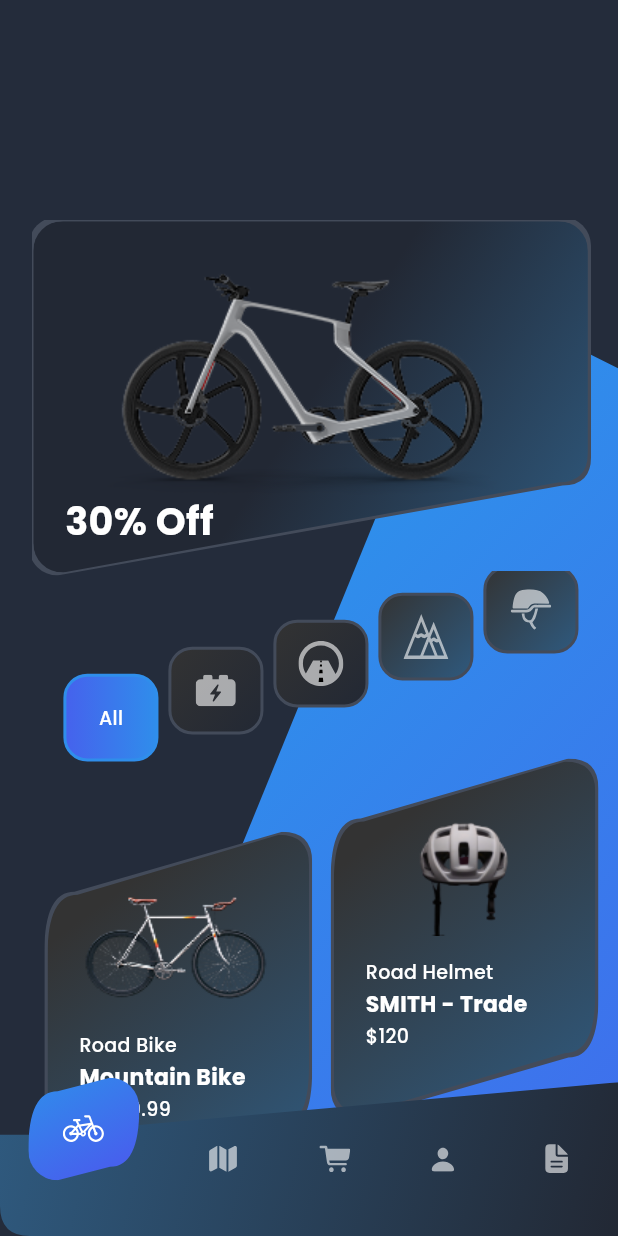
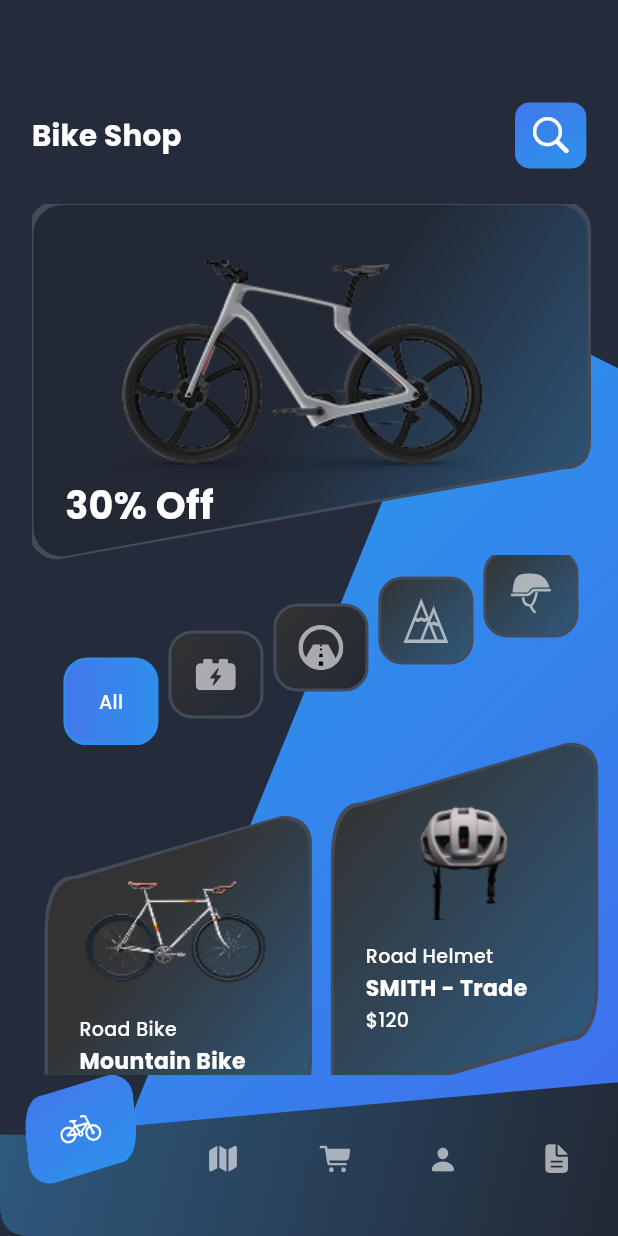
Before and after one commit to cshazem1/online_bike_shopping_app, a Flutter app: the screen it shows after launch, on a phone screen of 412 x 824 dp. Run offline on Flutter 3.47's test engine with Material 3 defaults, Android fonts, the phone set to English and light mode, and no system bars; our stand-ins replace flutter_screenutil, flutter_svg, google_fonts.

Commit message:
Finished app bar

```diff
--- a/lib/core/app_colors.dart
+++ b/lib/core/app_colors.dart
@@ -2,7 +2,9 @@ import 'package:flutter/material.dart';
 
 class AppColors {
   static Color darkBlue = const Color(0xFF242C3B);
+  static Color white1 = const Color(0xFFFAFEFF);
   static Color lightBlue = const Color(0xFF2F8EEB);
+  static Color lightBlue1 = const Color(0xFF4477EC);
   static Color lightBlue2 = const Color(0xFF4661ED);
   static Color darkBlueCard = const Color(0xFF333333);
   static Color darkBlueCard2 = const Color(0xFF222834);
--- a/lib/core/app_styles.dart
+++ b/lib/core/app_styles.dart
@@ -9,6 +9,11 @@ class AppStyles {
   static TextStyle descriptionStyle =  GoogleFonts.poppins(
     color: AppColors.white,
     fontSize: 15.sp,
+    fontWeight: FontWeight.w700,
+  );
+  static TextStyle appBarStyle =  GoogleFonts.poppins(
+    color: AppColors.white,
+    fontSize: 20.sp,
     fontWeight: FontWeight.w700,
   );
   static TextStyle titleStyle =  GoogleFonts.poppins(
--- a/lib/home/screens/home_screen.dart
+++ b/lib/home/screens/home_screen.dart
@@ -7,10 +7,13 @@ import 'package:online_bike_shopping_app/core/app_styles.dart';
 import '../../core/app_colors.dart';
 import '../../core/assets.dart';
 import '../widgets/back_ground_shape_widget.dart';
+import '../widgets/custom_app_bar.dart';
 import '../widgets/custom_card_item.dart';
 import '../widgets/custom_category_widget.dart';
 import '../widgets/custom_list_view.dart';
+import '../widgets/custom_nav_bar.dart';
 import '../widgets/custom_slider_widget.dart';
+import '../widgets/icon_selector_row.dart' hide BottomSlantedClipperWithRadiusNB;
 
 class HomeScreen extends StatelessWidget {
   const HomeScreen({super.key});
@@ -18,23 +21,30 @@ class HomeScreen extends StatelessWidget {
   @override
   Widget build(BuildContext context) {
     return Scaffold(
+
       backgroundColor: AppColors.darkBlue,
       body: Stack(
         alignment: Alignment.center,
         children: [
           Positioned(top: 200.h, child: BackgroundShape()),
           Positioned(
-            top: 150.h,
+            top:70.h,
             left: 0,
             child: Padding(
               padding: EdgeInsets.only(left: 20.w, right: 30.w),
               child: SizedBox(
                 width: MediaQuery.of(context).size.width,
                 height: MediaQuery.of(context).size.height - 180.h,
+                child: Column(
+                  children: [
+                    CustomAppBar(),
+                    24.verticalSpace,
+                    Expanded(
                       child: SingleChildScrollView(
                         child: Column(
                           crossAxisAlignment: CrossAxisAlignment.start,
                           children: [
+
                             CustomSliderWidget(),
                             CustomCategoryWidget(),
                             CustomListView(),
@@ -42,155 +52,18 @@ class HomeScreen extends StatelessWidget {
                         ),
                       ),
                     ),
+                  ],
+                ),
+              ),
             ),
           ),
           Positioned(
             bottom: 0.h,
             left: 0.w,
-            child: SizedBox(
-              width: MediaQuery.of(context).size.width,
-              height: 105.h,
-              child: Stack(
-                children: [
-                  ClipPath(
-                    clipper: BottomSlantedClipperWithRadius(),
-                    child: Container(
-                      width: MediaQuery.of(context).size.width,
-                      height: 105.h,
-                      decoration: BoxDecoration(
-                        gradient: LinearGradient(
-                          transform: GradientRotation(3.14),
-                          colors: [
-                            AppColors.darkBlueCard2,
-                            AppColors.lightBlueCard,
-                          ],
-                          begin: Alignment.topLeft,
-                          end: Alignment.bottomRight,
-                        ),
-                      ),
-                    ),
-                  ),
-                  IconSelectorRow(),
-                ],
-              ),
-            ),
+            child: CustomNavBar(),
           ),
         ],
       ),
     );
   }
 }
-
-class IconSelectorRow extends StatefulWidget {
-  const IconSelectorRow({super.key});
-
-  @override
-  State<IconSelectorRow> createState() => _IconSelectorRowState();
-}
-
-class _IconSelectorRowState extends State<IconSelectorRow> {
-  int selectedIndex = 0;
-
-  final List<String> icons = [
-    Assets.bicycle,
-    Assets.map,
-    Assets.cart,
-    Assets.person,
-    Assets.doc,
-  ];
-
-  @override
-  Widget build(BuildContext context) {
-    return Row(
-      mainAxisAlignment: MainAxisAlignment.spaceAround,
-      children: List.generate(icons.length, (index) {
-        final isSelected = selectedIndex == index;
-
-        return GestureDetector(
-          onTap: () {
-            setState(() {
-              selectedIndex = index;
-            });
-          },
-          child: isSelected
-              ? Transform.translate(
-                  offset: const Offset(0, -20),
-                  child: ClipPath(
-                    clipper: CustomClipperItem(slant: 9, radius: 20.r),
-                    child: Container(
-                      height: 70.h,
-                      width: 70.w,
-                      decoration: BoxDecoration(
-                        gradient: LinearGradient(
-                          colors: [
-                            AppColors.lightBlue,
-                            AppColors.lightBlue2,
-                          ],
-                          begin: Alignment.topLeft,
-                          end: Alignment.bottomCenter,
-                        ),
-                        borderRadius: BorderRadius.circular(20.r),
-                      ),
-                      child:          SizedBox(
-                        height: 30.h,
-                        width: 30.w,
-                        child: Center(
-                          child: SvgPicture.asset(
-                            icons[index],
-                            color: Colors.white,
-                          ),
-                        ),
-                      ),
-                    ),
-                  ),
-                )
-              : Align(
-                  alignment: Alignment.center,
-                  child: Container(
-                    padding: EdgeInsets.all(8),
-                    decoration: BoxDecoration(
-                      color: isSelected
-                          ? Colors.blue.withOpacity(0.2)
-                          : Colors.transparent,
-                      borderRadius: BorderRadius.circular(12),
-                    ),
-                    child: SvgPicture.asset(icons[index]),
-                  ),
-                ),
-        );
-      }),
-    );
-  }
-}
-
-class BottomSlantedClipperWithRadius extends CustomClipper<Path> {
-  final double slant;
-  final double radius;
-
-  BottomSlantedClipperWithRadius({this.slant = 35, this.radius = 20});
-
-  @override
-  Path getClip(Size size) {
-    final path = Path();
-    final double w = size.width;
-    final double h = size.height;
-
-    path.moveTo(0, h - radius);
-    path.quadraticBezierTo(0, h, radius, h);
-
-    path.lineTo(w, h);
-    path.quadraticBezierTo(w, h, w, h);
-
-    path.lineTo(w, radius);
-    path.quadraticBezierTo(w, 0, w, 0);
-
-    path.lineTo(radius, slant);
-    path.quadraticBezierTo(0, slant, 0, slant);
-
-    path.close();
-    return path;
-  }
-
-  @override
-  bool shouldReclip(covariant CustomClipper<Path> oldClipper) => false;
-}
--- a/lib/home/widgets/custom_app_bar.dart
+++ b/lib/home/widgets/custom_app_bar.dart
@@ -1,10 +1,42 @@
 import 'package:flutter/cupertino.dart';
+import 'package:flutter_screenutil/flutter_screenutil.dart';
+
+import '../../core/app_colors.dart';
+import '../../core/app_styles.dart';
 
 class CustomAppBar extends StatelessWidget {
   const CustomAppBar({super.key});
 
   @override
   Widget build(BuildContext context) {
-    return const Placeholder();
+    return  Padding(
+      padding:  EdgeInsets.only(right: 40.w),
+      child: Row(
+        mainAxisAlignment: MainAxisAlignment.spaceBetween,
+        children: [
+          Text(
+            'Bike Shop',
+            style: AppStyles.appBarStyle,
+          ),
+           Container(
+             height: 45.h,
+             width: 45.w,
+             decoration: BoxDecoration(
+               borderRadius: BorderRadius.circular(10.r),
+               gradient: LinearGradient(
+                 colors: [ AppColors.lightBlue1,AppColors.lightBlue,],
+                 begin: Alignment.topLeft,
+                 end: Alignment.bottomCenter,
+               ),
+             ),
+             child: Icon(
+              CupertinoIcons.search,
+              color: AppColors.white1,
+              size: 30,
+                     ),
+           ),
+        ],
+      ),
+    );
   }
 }
--- a/lib/home/widgets/custom_card_item.dart
+++ b/lib/home/widgets/custom_card_item.dart
@@ -5,13 +5,20 @@ import 'package:online_bike_shopping_app/core/assets.dart';
 
 import '../../core/app_colors.dart';
 
-
 class CustomCardItem extends StatelessWidget {
-  const CustomCardItem({super.key,required this.image,required this.title,required this.subtitle,required this.price});
+  const CustomCardItem({
+    super.key,
+    required this.image,
+    required this.title,
+    required this.subtitle,
+    required this.price,
+    this.index = 0,
+  });
   final String image;
   final String title;
   final String subtitle;
   final String price;
+  final int index;
   @override
   Widget build(BuildContext context) {
     return Stack(
@@ -36,20 +43,23 @@ final String price;
             width: 165.w,
             decoration: BoxDecoration(
               color: AppColors.border,
-              boxShadow: [
-
-              ],
+              boxShadow: [],
 
               gradient: LinearGradient(
-                colors: [AppColors.darkBlueCard, AppColors.lightBlueCard],
-                begin: Alignment.topLeft,
+                colors: [ AppColors.darkBlueCard,AppColors.lightBlueCard,],
+                begin: Alignment.topRight,
+                transform: GradientRotation(-0.9),
                 end: Alignment.bottomRight,
-                stops: [0.2, 1.0],
+                stops: [0.3-index, 1.0],
               ),
-
             ),
             child: Padding(
-              padding:  EdgeInsets.only(top:30.h,left: 20.w,right: 20.w,bottom: 18.h),
+              padding: EdgeInsets.only(
+                top: 30.h,
+                left: 20.w,
+                right: 20.w,
+                bottom: 18.h,
+              ),
               child: Column(
                 crossAxisAlignment: CrossAxisAlignment.start,
                 children: [
@@ -58,21 +68,15 @@ final String price;
                     child: SizedBox(
                       width: 121.w,
                       height: 89.h,
-                          child: Image.asset(image, fit: BoxFit.fill))),
+                      child: Image.asset(image, fit: BoxFit.fill),
+                    ),
+                  ),
                   15.verticalSpace,
-                  Text(
-                    title,
-                    style: AppStyles.priceStyle),
+                  Text(title, style: AppStyles.priceStyle),
                   2.verticalSpace,
-                  Text(
-                    subtitle,
-                    style: AppStyles.descriptionStyle,
-                  ),
+                  Text(subtitle, style: AppStyles.descriptionStyle),
                   2.verticalSpace,
-                  Text(
-                    "\$$price",
-                    style: AppStyles.priceStyle,
-                  ),
+                  Text("\$$price", style: AppStyles.priceStyle),
                 ],
               ),
             ),
@@ -82,6 +86,7 @@ final String price;
     );
   }
 }
+
 class CustomClipperItem extends CustomClipper<Path> {
   final double slant;
   final double radius;
@@ -98,13 +103,13 @@ class CustomClipperItem extends CustomClipper<Path> {
     path.quadraticBezierTo(0, h, radius, h);
 
     path.lineTo(w - radius, h - slant);
-    path.quadraticBezierTo(w, h - slant, w, h - slant - radius*2);
+    path.quadraticBezierTo(w, h - slant, w, h - slant - radius * 2);
 
     path.lineTo(w, radius);
     path.quadraticBezierTo(w, 0, w - radius, 0);
 
     path.lineTo(radius, slant);
-    path.quadraticBezierTo(0, slant, 0, slant + radius*2);
+    path.quadraticBezierTo(0, slant, 0, slant + radius * 2);
 
     path.close();
     return path;
--- a/lib/home/widgets/custom_category_widget.dart
+++ b/lib/home/widgets/custom_category_widget.dart
@@ -59,7 +59,7 @@ class _CustomCategoryWidgetState extends State<CustomCategoryWidget> {
                   borderRadius: BorderRadius.circular(16),
                   gradient: isSelected
                       ? LinearGradient(
-                    colors: [AppColors.lightBlue2, AppColors.lightBlue],
+                    colors: [ AppColors.lightBlue1,AppColors.lightBlue,],
                   )
                       : LinearGradient(
                     colors: isFirstGroup
--- a/lib/home/widgets/custom_list_view.dart
+++ b/lib/home/widgets/custom_list_view.dart
@@ -24,7 +24,7 @@ List price = ["1,999.99","120","3000","1,999.99","120","3000",];
           itemBuilder: (context, index) {
             return Transform.translate(
               offset: Offset(0, index.isEven ? 50.h : 0),
-              child:  CustomCardItem(image: images[index],title: title[index],subtitle: subtitle[index],price: price[index],),
+              child:  CustomCardItem(image: images[index],title: title[index],subtitle: subtitle[index],price: price[index],index: index,),
             );
           },
           gridDelegate:  SliverGridDelegateWithFixedCrossAxisCount(
--- /dev/null
+++ b/lib/home/widgets/custom_nav_bar.dart
@@ -0,0 +1,43 @@
+import 'package:flutter/cupertino.dart';
+import 'package:flutter_screenutil/flutter_screenutil.dart';
+
+import '../../core/app_colors.dart';
+import 'custom_slider_widget.dart';
+import 'icon_selector_row.dart';
+
+class CustomNavBar extends StatelessWidget {
+  const CustomNavBar({
+    super.key,
+  });
+
+  @override
+  Widget build(BuildContext context) {
+    return SizedBox(
+      width: MediaQuery.of(context).size.width,
+      height: 105.h,
+      child: Stack(
+        children: [
+          ClipPath(
+            clipper: BottomSlantedClipperWithRadiusNB(),
+            child: Container(
+              width: MediaQuery.of(context).size.width,
+              height: 105.h,
+              decoration: BoxDecoration(
+                gradient: LinearGradient(
+                  transform: GradientRotation(3.14),
+                  colors: [
+                    AppColors.darkBlueCard2,
+                    AppColors.lightBlueCard,
+                  ],
+                  begin: Alignment.topLeft,
+                  end: Alignment.bottomRight,
+                ),
+              ),
+            ),
+          ),
+          IconSelectorRow(),
+        ],
+      ),
+    );
+  }
+}
--- /dev/null
+++ b/lib/home/widgets/icon_selector_row.dart
@@ -0,0 +1,121 @@
+import 'package:flutter/cupertino.dart';
+import 'package:flutter/material.dart';
+import 'package:flutter_screenutil/flutter_screenutil.dart';
+import 'package:flutter_svg/svg.dart';
+
+import '../../core/app_colors.dart';
+import '../../core/assets.dart';
+import 'custom_card_item.dart';
+
+class IconSelectorRow extends StatefulWidget {
+  const IconSelectorRow({super.key});
+
+  @override
+  State<IconSelectorRow> createState() => _IconSelectorRowState();
+}
+class _IconSelectorRowState extends State<IconSelectorRow> {
+  int selectedIndex = 0;
+
+  final List<String> icons = [
+    Assets.bicycle,
+    Assets.map,
+    Assets.cart,
+    Assets.person,
+    Assets.doc,
+  ];
+
+  @override
+  Widget build(BuildContext context) {
+    return Row(
+      mainAxisAlignment: MainAxisAlignment.spaceAround,
+      children: List.generate(icons.length, (index) {
+        final isSelected = selectedIndex == index;
+
+        return GestureDetector(
+          onTap: () {
+            setState(() {
+              selectedIndex = index;
+            });
+          },
+          child: isSelected
+              ? Transform.rotate(
+            angle: -0.1,
+            child: Transform.translate(
+              offset: const Offset(0, -20),
+              child: ClipPath(
+                clipper: CustomClipperItem(slant: 9, radius: 15.r),
+                child: Container(
+                  height: 70.h,
+                  width: 70.w,
+                  decoration: BoxDecoration(
+                    gradient: LinearGradient(
+                      colors: [ AppColors.lightBlue1,AppColors.lightBlue,],
+
+                      begin: Alignment.topLeft,
+                      end: Alignment.bottomCenter,
+                    ),
+                    borderRadius: BorderRadius.circular(15.r),
+                  ),
+                  child:          SizedBox(
+                    height: 30.h,
+                    width: 30.w,
+                    child: Center(
+                      child: SvgPicture.asset(
+                        icons[index],
+                        color: Colors.white,
+                      ),
+                    ),
+                  ),
+                ),
+              ),
+            ),
+          )
+              : Align(
+            alignment: Alignment.center,
+            child: Container(
+              padding: EdgeInsets.all(8),
+              decoration: BoxDecoration(
+                color: isSelected
+                    ? Colors.blue.withOpacity(0.2)
+                    : Colors.transparent,
+                borderRadius: BorderRadius.circular(12),
+              ),
+              child: SvgPicture.asset(icons[index]),
+            ),
+          ),
+        );
+      }),
+    );
+  }
+}
+class BottomSlantedClipperWithRadiusNB extends CustomClipper<Path> {
+  final double slant;
+  final double radius;
+
+  BottomSlantedClipperWithRadiusNB({this.slant = 35, this.radius = 20});
+
+  @override
+  Path getClip(Size size) {
+    final path = Path();
+    final double w = size.width;
+    final double h = size.height;
+
+    path.moveTo(0, h - radius);
+    path.quadraticBezierTo(0, h, radius, h);
+
+    path.lineTo(w, h);
+    path.quadraticBezierTo(w, h, w, h);
+
+    path.lineTo(w, radius);
+    path.quadraticBezierTo(w, 0, w, 0);
+
+    path.lineTo(radius, slant);
+    path.quadraticBezierTo(0, slant, 0, slant);
+
+    path.close();
+    return path;
+  }
+
+  @override
+  bool shouldReclip(covariant CustomClipper<Path> oldClipper) => false;
+}
```
Lines whose indentation alone changed are shown as unchanged.
